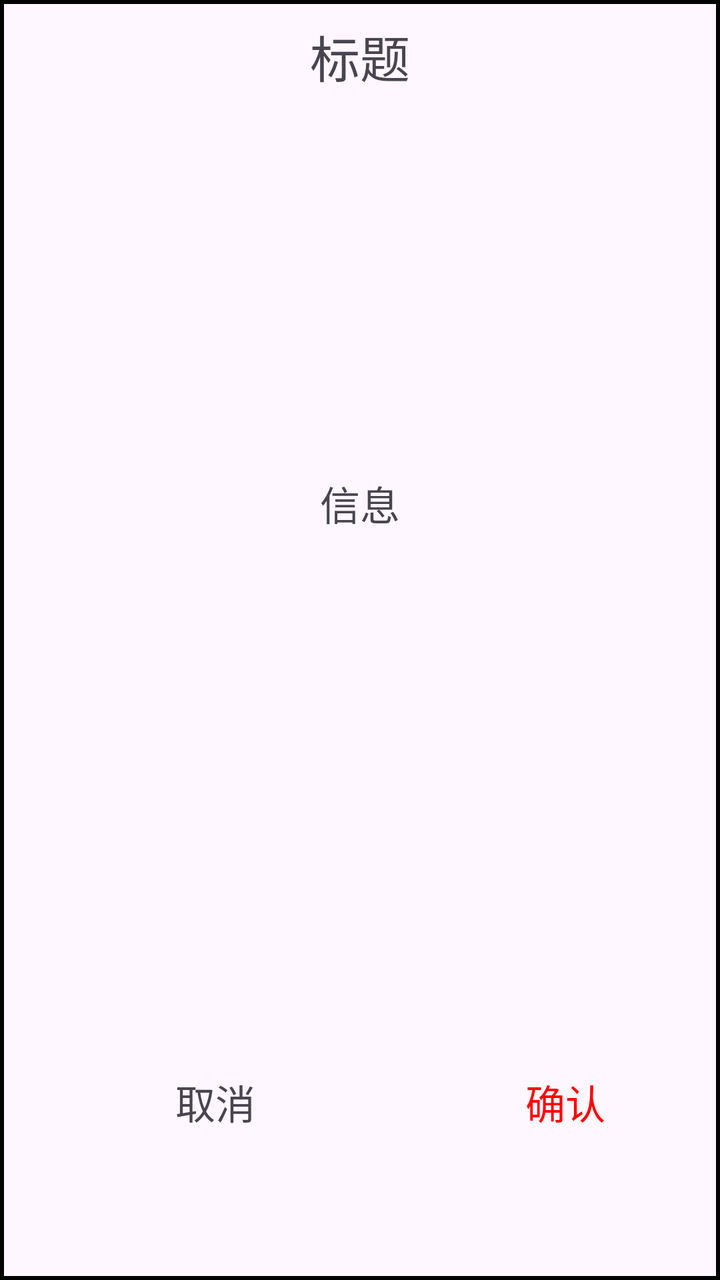
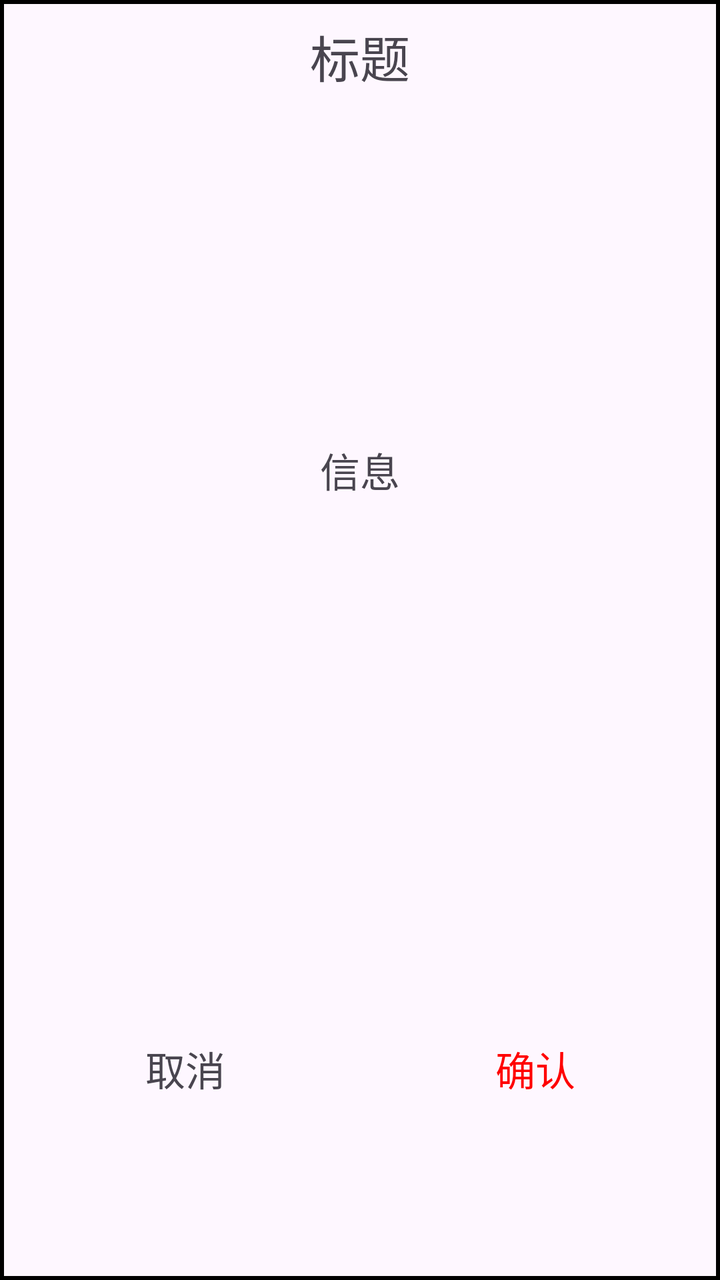

Screens rendered from an Android XML layout before and after an edit, with the pre-edit source and the edit as a unified diff.
<!-- AndroidManifest.xml: application theme Theme.ExamProject -->
<!-- res/layout/customize_alert_dialog.xml -->
<?xml version="1.0" encoding="utf-8"?>
<androidx.constraintlayout.widget.ConstraintLayout xmlns:android="http://schemas.android.com/apk/res/android"
    xmlns:app="http://schemas.android.com/apk/res-auto"
    android:layout_width="match_parent"
    android:layout_height="wrap_content"
    android:background="@drawable/shape_customize_alert_dialog"
    android:padding="5dp">

    <TextView
        android:id="@+id/customize_alert_dialog_title"
        android:layout_width="match_parent"
        android:layout_height="wrap_content"
        android:layout_marginTop="5dp"
        android:gravity="center"
        android:text="@string/title"
        android:textSize="25sp"
        app:layout_constraintTop_toTopOf="parent" />

    <TextView
        android:id="@+id/customize_alert_dialog_message"
        android:layout_width="match_parent"
        android:layout_height="wrap_content"
        android:text="@string/message"
        android:textSize="20sp"
        android:layout_marginTop="10dp"
        app:layout_constraintTop_toBottomOf="@id/customize_alert_dialog_title"
        app:layout_constraintBottom_toTopOf="@id/horizontal_guideline"
        android:gravity="center"
        android:layout_marginBottom="20dp"/>

    <androidx.constraintlayout.widget.Guideline
        android:id="@+id/horizontal_guideline"
        android:layout_width="0dp"
        android:layout_height="0dp"
        android:orientation="horizontal"
        app:layout_constraintGuide_percent="0.7328767" />

    <androidx.constraintlayout.widget.Guideline
        android:id="@+id/vertical_guideline"
        android:layout_width="0dp"
        android:layout_height="0dp"
        android:orientation="vertical"
        app:layout_constraintGuide_begin="205dp" />

    <TextView
        android:id="@+id/customize_alert_dialog_cancel"
        android:layout_width="wrap_content"
        android:layout_height="wrap_content"
        app:layout_constraintStart_toStartOf="parent"
        app:layout_constraintEnd_toEndOf="parent"
        android:text="@string/cancel"
        app:layout_constraintTop_toTopOf="@id/horizontal_guideline"
        app:layout_constraintEnd_toStartOf="@id/vertical_guideline"
        app:layout_constraintBottom_toBottomOf="parent"
        android:textSize="20sp"/>

    <TextView
        android:id="@+id/customize_alert_dialog_confirm"
        android:layout_width="wrap_content"
        android:layout_height="wrap_content"
        app:layout_constraintStart_toEndOf="@id/vertical_guideline"
        app:layout_constraintEnd_toEndOf="parent"
        android:text="@string/confirm"
        android:textColor="#ffff0000"
        app:layout_constraintTop_toTopOf="@id/horizontal_guideline"
        app:layout_constraintBottom_toBottomOf="parent"
        android:textSize="20sp" />


</androidx.constraintlayout.widget.ConstraintLayout>
<!-- resources referenced by this layout -->
<resources>
  <!-- drawable shape_customize_alert_dialog (drawable) -->
  <?xml version="1.0" encoding="utf-8"?>
  <shape xmlns:android="http://schemas.android.com/apk/res/android"
      android:shape="rectangle">
      <stroke
          android:width="2dp"
          android:color="@color/black" />
  </shape>
  <string name="cancel">取消</string>
  <string name="confirm">确认</string>
  <string name="message">信息</string>
  <string name="title">标题</string>
  <style name="Theme.ExamProject" parent="Base.Theme.ExamProject" />
  <color name="black">#FF000000</color>
  <style name="Base.Theme.ExamProject" parent="Theme.Material3.DayNight.NoActionBar">
          
          
      </style>
</resources>

<!-- the commit's change to res/layout/customize_alert_dialog.xml (unified diff, before → after) -->
@@ -2,7 +2,7 @@
 <androidx.constraintlayout.widget.ConstraintLayout xmlns:android="http://schemas.android.com/apk/res/android"
     xmlns:app="http://schemas.android.com/apk/res-auto"
     android:layout_width="match_parent"
-    android:layout_height="wrap_content"
+    android:layout_height="200dp"
     android:background="@drawable/shape_customize_alert_dialog"
     android:padding="5dp">
 
@@ -20,51 +20,50 @@
         android:id="@+id/customize_alert_dialog_message"
         android:layout_width="match_parent"
         android:layout_height="wrap_content"
+        android:layout_marginTop="10dp"
+        android:layout_marginBottom="20dp"
+        android:gravity="center"
         android:text="@string/message"
         android:textSize="20sp"
-        android:layout_marginTop="10dp"
-        app:layout_constraintTop_toBottomOf="@id/customize_alert_dialog_title"
         app:layout_constraintBottom_toTopOf="@id/horizontal_guideline"
-        android:gravity="center"
-        android:layout_marginBottom="20dp"/>
+        app:layout_constraintTop_toBottomOf="@id/customize_alert_dialog_title" />
 
     <androidx.constraintlayout.widget.Guideline
         android:id="@+id/horizontal_guideline"
         android:layout_width="0dp"
         android:layout_height="0dp"
         android:orientation="horizontal"
-        app:layout_constraintGuide_percent="0.7328767" />
+        app:layout_constraintGuide_percent="0.68" />
 
     <androidx.constraintlayout.widget.Guideline
         android:id="@+id/vertical_guideline"
         android:layout_width="0dp"
         android:layout_height="0dp"
         android:orientation="vertical"
-        app:layout_constraintGuide_begin="205dp" />
+        app:layout_constraintGuide_percent="0.50121653" />
 
     <TextView
         android:id="@+id/customize_alert_dialog_cancel"
         android:layout_width="wrap_content"
         android:layout_height="wrap_content"
+        android:text="@string/cancel"
+        android:textSize="20sp"
+        app:layout_constraintBottom_toBottomOf="parent"
+        app:layout_constraintEnd_toStartOf="@id/vertical_guideline"
         app:layout_constraintStart_toStartOf="parent"
-        app:layout_constraintEnd_toEndOf="parent"
-        android:text="@string/cancel"
-        app:layout_constraintTop_toTopOf="@id/horizontal_guideline"
-        app:layout_constraintEnd_toStartOf="@id/vertical_guideline"
-        app:layout_constraintBottom_toBottomOf="parent"
-        android:textSize="20sp"/>
+        app:layout_constraintTop_toBottomOf="@id/horizontal_guideline" />
 
     <TextView
         android:id="@+id/customize_alert_dialog_confirm"
         android:layout_width="wrap_content"
         android:layout_height="wrap_content"
-        app:layout_constraintStart_toEndOf="@id/vertical_guideline"
-        app:layout_constraintEnd_toEndOf="parent"
         android:text="@string/confirm"
         android:textColor="#ffff0000"
-        app:layout_constraintTop_toTopOf="@id/horizontal_guideline"
+        android:textSize="20sp"
         app:layout_constraintBottom_toBottomOf="parent"
-        android:textSize="20sp" />
+        app:layout_constraintEnd_toEndOf="parent"
+        app:layout_constraintStart_toEndOf="@id/vertical_guideline"
+        app:layout_constraintTop_toBottomOf="@id/horizontal_guideline" />
 
 
 </androidx.constraintlayout.widget.ConstraintLayout>
